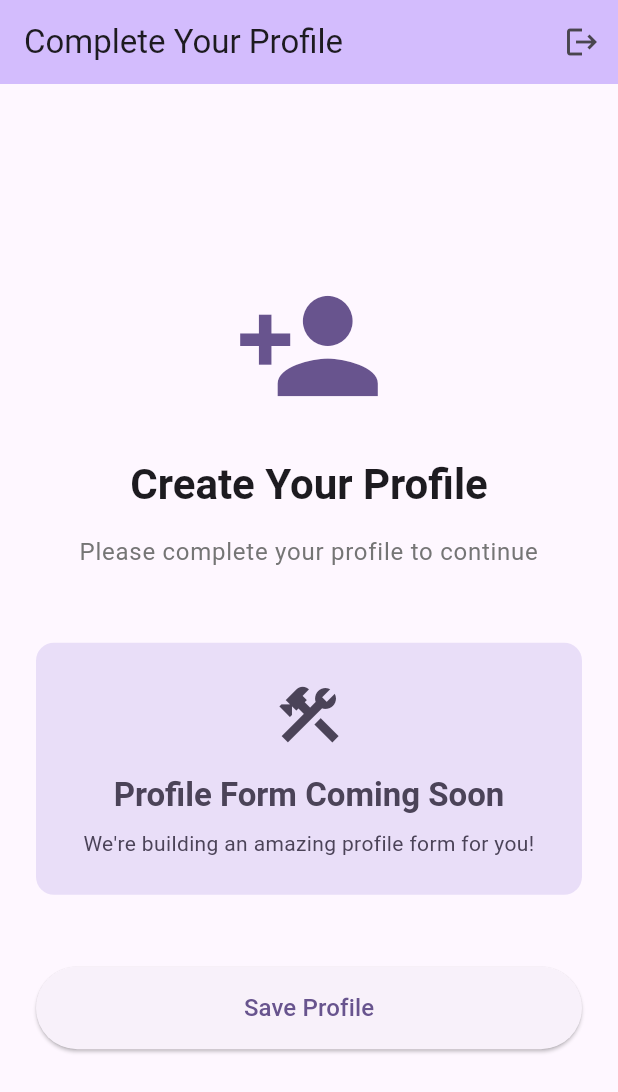
After one commit to kmiszczynski/fitpilot, a Flutter app: the ProfileFormScreen screen opened directly, on a phone screen of 412 x 824 dp. The commit adds this screen. Shown: the top 1092 px of the screen. Run offline on Flutter 3.47's test engine with Material 3 defaults, Android fonts, the phone set to English and light mode, and no system bars; our stand-ins replace flutter_secure_storage, font_awesome_flutter; missing offline and left inert: amazon_cognito_identity_dart_2, flutter_appauth; accounts and stored records are empty; network calls fail.

Commit message:
Navigate to profile creation after login.

```diff
--- /dev/null
+++ b/lib/screens/profile_form_screen.dart
@@ -0,0 +1,152 @@
+import 'package:flutter/material.dart';
+import '../constants/app_constants.dart';
+import '../services/auth_service.dart';
+import 'login_screen.dart';
+
+class ProfileFormScreen extends StatefulWidget {
+  const ProfileFormScreen({super.key});
+
+  @override
+  State<ProfileFormScreen> createState() => _ProfileFormScreenState();
+}
+
+class _ProfileFormScreenState extends State<ProfileFormScreen> {
+  final _formKey = GlobalKey<FormState>();
+  final _authService = AuthService();
+
+  Future<void> _logout() async {
+    await _authService.logout();
+
+    if (!mounted) return;
+
+    Navigator.pushAndRemoveUntil(
+      context,
+      MaterialPageRoute(
+        builder: (context) => const LoginScreen(title: 'FitPilot'),
+      ),
+      (route) => false,
+    );
+  }
+
+  @override
+  Widget build(BuildContext context) {
+    return Scaffold(
+      appBar: AppBar(
+        backgroundColor: Theme.of(context).colorScheme.inversePrimary,
+        title: const Text('Complete Your Profile'),
+        automaticallyImplyLeading: false, // Disable back button
+        actions: [
+          IconButton(
+            icon: const Icon(Icons.logout),
+            tooltip: 'Logout',
+            onPressed: _logout,
+          ),
+        ],
+      ),
+      body: SafeArea(
+        child: Center(
+          child: SingleChildScrollView(
+            padding: const EdgeInsets.all(AppConstants.spacingLarge),
+            child: Form(
+              key: _formKey,
+              child: Column(
+                mainAxisAlignment: MainAxisAlignment.center,
+                crossAxisAlignment: CrossAxisAlignment.stretch,
+                children: [
+                  Icon(
+                    Icons.person_add,
+                    size: 100,
+                    color: Theme.of(context).colorScheme.primary,
+                  ),
+                  const SizedBox(height: AppConstants.spacingLarge),
+
+                  Text(
+                    'Create Your Profile',
+                    style: Theme.of(context).textTheme.headlineMedium?.copyWith(
+                          fontWeight: FontWeight.bold,
+                        ),
+                    textAlign: TextAlign.center,
+                  ),
+                  const SizedBox(height: AppConstants.spacingMedium),
+
+                  Text(
+                    'Please complete your profile to continue',
+                    style: Theme.of(context).textTheme.bodyLarge?.copyWith(
+                          color: Colors.grey[600],
+                        ),
+                    textAlign: TextAlign.center,
+                  ),
+                  const SizedBox(height: AppConstants.spacingXXLarge),
+
+                  // Placeholder for profile form fields
+                  Container(
+                    padding: const EdgeInsets.all(AppConstants.spacingLarge),
+                    decoration: BoxDecoration(
+                      color: Theme.of(context).colorScheme.secondaryContainer,
+                      borderRadius: BorderRadius.circular(
+                        AppConstants.borderRadiusLarge,
+                      ),
+                    ),
+                    child: Column(
+                      children: [
+                        Icon(
+                          Icons.construction,
+                          size: 48,
+                          color:
+                              Theme.of(context).colorScheme.onSecondaryContainer,
+                        ),
+                        const SizedBox(height: AppConstants.spacingMedium),
+                        Text(
+                          'Profile Form Coming Soon',
+                          style: Theme.of(context).textTheme.titleLarge?.copyWith(
+                                fontWeight: FontWeight.bold,
+                                color: Theme.of(context)
+                                    .colorScheme
+                                    .onSecondaryContainer,
+                              ),
+                        ),
+                        const SizedBox(height: 8),
+                        Text(
+                          'We\'re building an amazing profile form for you!',
+                          style: TextStyle(
+                            color: Theme.of(context)
+                                .colorScheme
+                                .onSecondaryContainer,
+                          ),
+                          textAlign: TextAlign.center,
+                        ),
+                      ],
+                    ),
+                  ),
+
+                  const SizedBox(height: AppConstants.spacingXXLarge),
+
+                  // Placeholder submit button
+                  ElevatedButton(
+                    onPressed: () {
+                      // TODO: Implement profile creation
+                      ScaffoldMessenger.of(context).showSnackBar(
+                        const SnackBar(
+                          content: Text('Profile form will be implemented soon'),
+                        ),
+                      );
+                    },
+                    style: ElevatedButton.styleFrom(
+                      padding: const EdgeInsets.symmetric(
+                        vertical: AppConstants.spacingMedium,
+                      ),
+                    ),
+                    child: const Text(
+                      'Save Profile',
+                      style: TextStyle(fontSize: 16),
+                    ),
+                  ),
+                ],
+              ),
+            ),
+          ),
+        ),
+      ),
+    );
+  }
+}
--- a/pubspec.yaml
+++ b/pubspec.yaml
@@ -40,6 +40,7 @@ dependencies:
   flutter_appauth: ^8.0.0
   url_launcher: ^6.3.1
   flutter_secure_storage: ^9.2.2
+  http: ^1.2.0
 
 dev_dependencies:
   flutter_test:
```
Also changed, not shown: lib/screens/email_confirm_screen.dart (+3 -6 lines), lib/screens/login_screen.dart (+3 -7 lines), lib/screens/splash_screen.dart (+3 -8 lines), lib/services/profile_service.dart (added, +322 -0 lines), lib/utils/navigation_helper.dart (added, +47 -0 lines), pubspec.lock.
